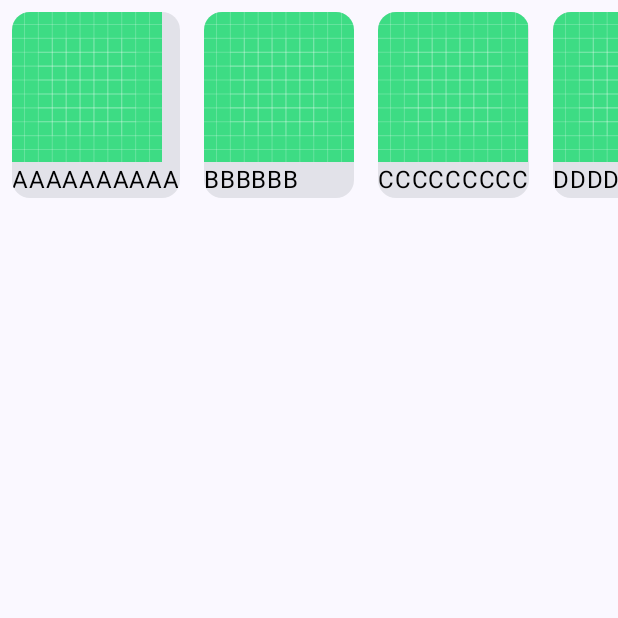
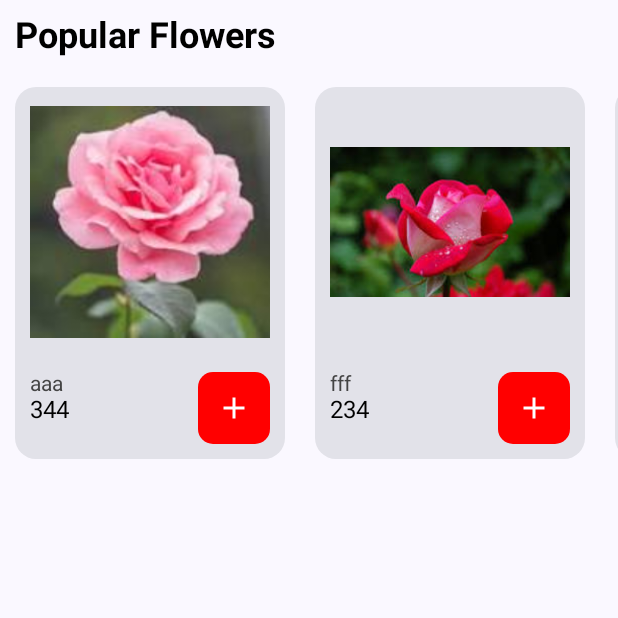
Before and after one commit to Rakesh5740/ComposeDemo, an Android app built with Jetpack Compose: the screen it shows after launch (MainActivity before the commit, FlowerActivity after it), on a phone screen of 412 x 824 dp, the top half of it. Run offline under Robolectric (Android 15) with nearby library versions, the phone set to English and light mode, and no system bars.

Commit message:
adding flowers list in seperate file

```diff
--- a/app/src/main/AndroidManifest.xml
+++ b/app/src/main/AndroidManifest.xml
@@ -13,7 +13,7 @@
         android:theme="@style/Theme.ComposeDemo"
         tools:targetApi="31">
         <activity
-            android:name="com.composetutorail.MainActivity"
+            android:name="com.composetutorail.FlowerActivity"
             android:exported="true"
             android:label="@string/app_name"
             android:theme="@style/Theme.ComposeDemo">
@@ -23,6 +23,10 @@
                 <category android:name="android.intent.category.LAUNCHER" />
             </intent-filter>
         </activity>
+
+        <activity android:name="com.composetutorail.MainActivity">
+
+        </activity>
     </application>
 
 </manifest>
--- /dev/null
+++ b/app/src/main/java/com/composetutorail/FlowerActivity.kt
@@ -0,0 +1,134 @@
+package com.composetutorail
+
+import android.os.Bundle
+import androidx.activity.ComponentActivity
+import androidx.activity.compose.setContent
+import androidx.compose.foundation.Image
+import androidx.compose.foundation.background
+import androidx.compose.foundation.layout.Column
+import androidx.compose.foundation.layout.Row
+import androidx.compose.foundation.layout.Spacer
+import androidx.compose.foundation.layout.fillMaxSize
+import androidx.compose.foundation.layout.fillMaxWidth
+import androidx.compose.foundation.layout.padding
+import androidx.compose.foundation.layout.size
+import androidx.compose.foundation.layout.width
+import androidx.compose.foundation.lazy.LazyRow
+import androidx.compose.foundation.lazy.items
+import androidx.compose.foundation.shape.RoundedCornerShape
+import androidx.compose.material.icons.Icons
+import androidx.compose.material.icons.filled.Add
+import androidx.compose.material3.Card
+import androidx.compose.material3.Icon
+import androidx.compose.material3.IconButton
+import androidx.compose.material3.Surface
+import androidx.compose.material3.Text
+import androidx.compose.runtime.Composable
+import androidx.compose.ui.Alignment
+import androidx.compose.ui.Modifier
+import androidx.compose.ui.graphics.Color
+import androidx.compose.ui.res.painterResource
+import androidx.compose.ui.text.TextStyle
+import androidx.compose.ui.text.font.FontFamily
+import androidx.compose.ui.text.font.FontStyle
+import androidx.compose.ui.text.font.FontWeight
+import androidx.compose.ui.text.input.KeyboardType.Companion.Text
+import androidx.compose.ui.unit.dp
+import androidx.compose.ui.unit.sp
+import com.composetutorail.data.DataSource
+import com.composetutorail.model.Flower
+import com.composetutorail.ui.theme.ComposeDemoTheme
+
+class FlowerActivity : ComponentActivity() {
+
+    override fun onCreate(savedInstanceState: Bundle?) {
+        super.onCreate(savedInstanceState)
+        setContent {
+            ComposeDemoTheme {
+                Surface(
+                    modifier = Modifier.fillMaxSize()
+                ) {
+                    PopularFlowersList()
+                }
+            }
+        }
+    }
+
+    @Composable
+    private fun PopularFlowersList() {
+        Column {
+            Surface(modifier = Modifier.padding(10.dp)) {
+                Text(
+                    text = "Popular Flowers",
+                    style = TextStyle(
+                        color = Color.Black,
+                        fontSize = 24.sp,
+                        fontWeight = FontWeight.Bold
+                    )
+                )
+            }
+//            Spacer(modifier = Modifier.padding(5.dp))
+            LazyRow {
+                items(items = DataSource().getFlowerDetails(),
+                    itemContent = { flowers ->
+                        FlowerCard(flowers)
+                    })
+            }
+        }
+    }
+
+    @Composable
+    private fun FlowerCard(flower: Flower) {
+        Card(
+            shape = RoundedCornerShape(14.dp),
+//            backgroundColor = Color.White,
+            modifier = Modifier
+                .padding(10.dp)
+                .width(180.dp)
+        ) {
+            Column(
+                modifier = Modifier
+                    .fillMaxWidth()
+                    .padding(10.dp),
+                horizontalAlignment = Alignment.CenterHorizontally
+            ) {
+                Image(
+                    painter = painterResource(id = flower.image),
+                    contentDescription = null,
+                    modifier = Modifier.size(160.dp)
+                )
+                Row(modifier = Modifier.padding(top = 20.dp)) {
+                    Column(modifier = Modifier.weight(1f)) {
+                        Text(
+                            text = flower.name,
+                            style = TextStyle(
+                                color = Color.DarkGray,
+                                fontSize = 14.sp
+                            )
+                        )
+                        Text(
+                            text = flower.price.toString(),
+                            style = TextStyle(
+                                color = Color.Black,
+                                fontSize = 16.sp
+                            )
+                        )
+                    }
+                    IconButton(
+                        onClick = { },
+                        modifier = Modifier.background(
+                            color = Color.Red,
+                            shape = RoundedCornerShape(10.dp)
+                        )
+                    ) {
+                        Icon(
+                            Icons.Default.Add,
+                            tint = Color.White,
+                            contentDescription = null
+                        )
+                    }
+                }
+            }
+        }
+    }
+}
--- a/app/src/main/java/com/composetutorail/MainActivity.kt
+++ b/app/src/main/java/com/composetutorail/MainActivity.kt
@@ -4,13 +4,18 @@ import android.os.Bundle
 import androidx.activity.ComponentActivity
 import androidx.activity.compose.setContent
 import androidx.compose.foundation.Image
+import androidx.compose.foundation.horizontalScroll
 import androidx.compose.foundation.layout.Column
+import androidx.compose.foundation.layout.Row
 import androidx.compose.foundation.layout.fillMaxSize
+import androidx.compose.foundation.layout.fillMaxWidth
 import androidx.compose.foundation.layout.padding
 import androidx.compose.foundation.layout.size
 import androidx.compose.foundation.lazy.LazyColumn
 import androidx.compose.foundation.lazy.LazyRow
 import androidx.compose.foundation.lazy.items
+import androidx.compose.foundation.rememberScrollState
+import androidx.compose.foundation.verticalScroll
 import androidx.compose.material3.Card
 import androidx.compose.material3.MaterialTheme
 import androidx.compose.material3.Surface
@@ -20,10 +25,13 @@ import androidx.compose.ui.Alignment
 import androidx.compose.ui.Modifier
 import androidx.compose.ui.graphics.Color
 import androidx.compose.ui.res.painterResource
+import androidx.compose.ui.text.TextStyle
+import androidx.compose.ui.text.font.FontWeight
 import androidx.compose.ui.tooling.preview.Preview
 import androidx.compose.ui.unit.TextUnit
 import androidx.compose.ui.unit.TextUnitType
 import androidx.compose.ui.unit.dp
+import androidx.compose.ui.unit.sp
 import com.composetutorail.data.DataSource
 import com.composetutorail.model.CardData
 import com.composetutorail.ui.theme.ComposeDemoTheme
@@ -53,8 +61,32 @@ fun MyCard(
     cardItems: List<CardData>,
     modifier: Modifier = Modifier
 ) {
+    MyCardColumn(cardItems, modifier = modifier)
+    MyCardRow(cardItems, modifier = modifier)
+}
+
+@Composable
+fun MyCardRow(
+    cardItems: List<CardData>,
+    modifier: Modifier = Modifier
+) {
     LazyRow(modifier = modifier) {
 
+        items(cardItems) { data ->
+            SetData(
+                data,
+                modifier = Modifier.padding(8.dp)
+            )
+        }
+    }
+}
+
+@Composable
+fun MyCardColumn(
+    cardItems: List<CardData>,
+    modifier: Modifier = Modifier
+) {
+    LazyColumn(modifier = modifier) {
         items(cardItems) { data ->
             SetData(
                 data,
@@ -75,8 +107,12 @@ fun SetData(cardData: CardData, modifier: Modifier = Modifier) {
                 contentDescription = null
             )
             Text(
-                cardData.name, color = Color.Black,
-                letterSpacing = TextUnit(.5f, TextUnitType.Sp)
+                cardData.name,
+//                color = Color.Black,
+                letterSpacing = TextUnit(.5f, TextUnitType.Sp),
+                style = TextStyle(
+                    color = Color.Black, fontSize = 16.sp
+                )
             )
         }
     }
--- a/app/src/main/java/com/composetutorail/data/DataSource.kt
+++ b/app/src/main/java/com/composetutorail/data/DataSource.kt
@@ -1,6 +1,7 @@
 package com.composetutorail.data
 
 import com.composetutorail.model.CardData
+import com.composetutorail.model.Flower
 import com.composetutorial.R
 
 /*
@@ -24,4 +25,19 @@ class DataSource {
             CardData("LLLLLL", R.drawable.ic_launcher_background),
         )
     }
+
+    fun getFlowerDetails(): List<Flower> {
+        return mutableListOf(
+            Flower("aaa", 344, R.drawable.img_1),
+            Flower("fff", 234, R.drawable.img_2),
+            Flower("fff", 344, R.drawable.img_3),
+            Flower("dsds", 878, R.drawable.img_3),
+            Flower("vff", 344, R.drawable.img_2),
+            Flower("aaa", 344, R.drawable.img_1),
+            Flower("aaa", 344, R.drawable.img_1),
+            Flower("aaa", 344, R.drawable.img_2),
+            Flower("aaa", 344, R.drawable.img_3),
+            Flower("bggb", 354, R.drawable.img_1)
+        )
+    }
 }
--- /dev/null
+++ b/app/src/main/java/com/composetutorail/model/Flower.kt
@@ -0,0 +1,10 @@
+package com.composetutorail.model
+
+import androidx.annotation.DrawableRes
+import androidx.annotation.StringRes
+
+data class Flower(
+    val name: String,
+    @StringRes var price: Int,
+    @DrawableRes val image: Int
+)
```
Also changed, not shown: app/src/main/res/drawable/img_1.jpg (added), app/src/main/res/drawable/img_2.jpg (added), app/src/main/res/drawable/img_3.jpg (added).
